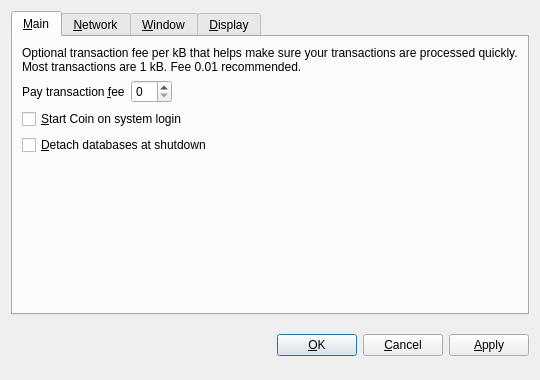
This is src/qt/forms/optionsdialog.ui in NobleCoinNOBL/noblecoin as Qt 5 draws it before an edit. The edited form follows.
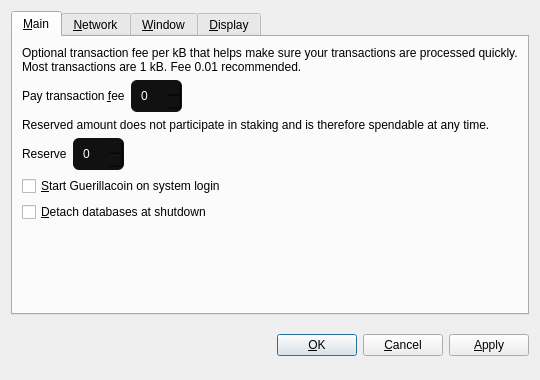
This is the edited form. The open tabs and pages were chosen to show the change. Icons and pictures are not drawn. Custom widgets are drawn as their Qt base class.

Commit message: Options Dialog Cleanup/Design

The edit to the form file:
```diff
--- a/src/qt/forms/optionsdialog.ui
+++ b/src/qt/forms/optionsdialog.ui
@@ -13,12 +13,350 @@
   <property name="windowTitle">
    <string>Options</string>
   </property>
+  <property name="styleSheet">
+   <string notr="true">QDialog, QFrame {
+	color: white;
+	background-color: #222;
+	border: none;
+}
+
+QLabel {
+	background-color: transparent;
+}
+
+QCheckBox {
+    color: white;
+}
+
+QFrame#central { background-color: #222; border: none }
+QFrame#frame, QFrame#frame_2, QFrame#frame_3 {
+	background-color: #111;
+	border-style: plain;
+	border-width: 20px;
+	border-radius: 20px;
+	border-color: #111;
+	min-width: 10em;
+	padding: 6px;
+}
+QLabel[openExternalLinks=true], QHeaderView { color: #ecb412; }
+QLabel[openExternalLinks=false] { color: white; font-weight:normal; }
+QPushButton, QToolButton {
+	border: 4px solid #111;
+	border-radius: 12px;
+	background-color: #111;
+	color: white;
+	padding: 6px;
+	margin: 6px;
+}
+QPushButton:pressed, QToolButton:checked {
+	color: #ecb412;
+}
+QPushButton:pressed, QToolButton:pressed {
+	border-color: #ecb412;
+	color: #ecb412;
+}
+QPushButton:disabled, QToolButton:disabled {
+	color: #444;
+	background-color: #222;
+}
+
+
+#scrollAreaWidgetContents QToolButton {
+	border-radius: 8px;
+	border-width: 0px;
+}
+
+/* the background-color is overridden to transparent for mac os x 
+   due to the entire toolbar area not being drawable in a regular
+   QMainWindow
+*/
+QToolBar { background: #222; border: 0px solid black; padding: 3px; }
+
+QToolBar::handle { image: url(handle.png); }
+QStatusBar { background: #222; }
+QMenuBar { background: #222; }
+QMenuBar::item { background: #222; color: white; }
+
+#scrollAreaWidgetContents { background: #222 }
+#scrollAreaWidgetContents &gt; QFrame { background-color: #222; border-width: 0px; border-style: none; }
+
+QLineEdit {
+	border-radius: 6px;
+	border-width: 2px;
+	border-color: #222;
+	padding: 8px;
+	background-color: #111;
+	color: white;
+}
+
+QComboBox {
+	border-radius: 6px;
+	border-width: 0;
+	border-style: none;
+	padding: 8px;
+	background-color: #111;
+	color: white;
+}
+
+QComboBox::drop-down {
+	border-width: 0;
+	border-style: none;
+	background-color: #111;
+	color: white;
+}
+
+QTableView {
+	background: #111;
+	color: white;
+	border-style: none;
+	selection-background-color: #ecb412;
+    alternate-background-color: #222;
+	selection-color: #111;
+	border: 0px solid black;
+}
+
+QHeaderView { color: #ecb412; background-color: #111; background-image: none; }
+QHeaderView::section { color: #ecb412; background-color: #222; }
+QHeaderView::section:checked { background-color: #111; }
+
+QTabWidget {
+	background: #111;
+}
+
+ QTabWidget::pane {
+     border-top: 2px solid #111;
+     border: 4px solid #111;
+     border-bottom-left-radius: 8px;
+     border-bottom-right-radius: 8px;
+     border-top-right-radius: 8px;
+	background: #111;
+ }
+
+ QTabWidget::tab-bar {
+     left: 5px; /* move to the right by 5px */
+ }
+
+ /* Style the tab using the tab sub-control. Note that
+     it reads QTabBar _not_ QTabWidget */
+ QTabBar::tab {
+     background: #111;
+     border: 4px solid #222;
+     border-bottom-color: #111; /* same as the pane color */
+     border-top-left-radius: 4px;
+     border-top-right-radius: 4px;
+     min-width: 8ex;
+     padding: 4px;
+     color: #888;
+ }
+
+ QTabBar::tab:selected, QTabBar::tab:hover {
+     color: #ecb412
+ }
+
+ QTabBar::tab:selected {
+     border-color: #111; /* same as pane color */
+     border-top-color: #ecb412;
+ }
+
+ QTabBar::tab:!selected {
+     margin-top: 2px; /* make non-selected tabs look smaller */
+ }
+
+ /* make use of negative margins for overlapping tabs */
+ QTabBar::tab:selected {
+     /* expand/overlap to the left and right by 4px */
+     margin-left: -4px;
+     margin-right: -4px;
+ }
+
+ QTabBar::tab:first:selected {
+     margin-left: 0; /* the first selected tab has nothing to overlap with on the left */
+ }
+
+ QTabBar::tab:last:selected {
+     margin-right: 0; /* the last selected tab has nothing to overlap with on the right */
+ }
+
+ QTabBar::tab:only-one {
+     margin: 0; /* if there is only one tab, we don't want overlapping margins */
+ }
+
+
+</string>
+  </property>
   <property name="modal">
    <bool>true</bool>
   </property>
   <layout class="QVBoxLayout" name="verticalLayout">
    <item>
     <widget class="QTabWidget" name="tabWidget">
+     <property name="autoFillBackground">
+      <bool>false</bool>
+     </property>
+     <property name="styleSheet">
+      <string notr="true">background-color: #222;
+
+QLabel {
+	background-color: transparent;
+}
+
+QCheckBox {
+    color: white;
+}
+
+QFrame#central { background-color: #222; border: none }
+QFrame#frame, QFrame#frame_2, QFrame#frame_3 {
+	background-color: #111;
+	border-style: plain;
+	border-width: 20px;
+	border-radius: 20px;
+	border-color: #111;
+	min-width: 10em;
+	padding: 6px;
+}
+QLabel[openExternalLinks=true], QHeaderView { color: #ecb412 }
+QLabel[openExternalLinks=false] { color: white; font-weight: normal }
+QPushButton, QToolButton {
+	border: 4px solid #111;
+	border-radius: 12px;
+	background-color: #111;
+	color: white;
+	padding: 6px;
+	margin: 6px;
+}
+QPushButton:pressed, QToolButton:checked {
+	color: #ecb412;
+}
+QPushButton:pressed, QToolButton:pressed {
+	border-color: #ecb412;
+	color: #ecb412;
+}
+QPushButton:disabled, QToolButton:disabled {
+	color: #444;
+	background-color: #222;
+}
+
+
+#scrollAreaWidgetContents QToolButton {
+	border-radius: 8px;
+	border-width: 0px;
+}
+
+/* the background-color is overridden to transparent for mac os x 
+   due to the entire toolbar area not being drawable in a regular
+   QMainWindow
+*/
+QToolBar { background: #222; border: 0px solid black; padding: 3px; }
+
+QToolBar::handle { image: url(handle.png); }
+QStatusBar { background: #222; }
+QMenuBar { background: #222; }
+QMenuBar::item { background: #222; color: white; }
+
+#scrollAreaWidgetContents { background: #222 }
+#scrollAreaWidgetContents &gt; QFrame { background-color: #222; border-width: 0px; border-style: none; }
+
+QLineEdit {
+	border-radius: 6px;
+	border-width: 2px;
+	border-color: #222;
+	padding: 8px;
+	background-color: #111;
+	color: white;
+}
+
+QComboBox {
+	border-radius: 6px;
+	border-width: 0;
+	border-style: none;
+	padding: 8px;
+	background-color: #111;
+	color: white;
+}
+
+QComboBox::drop-down {
+	border-width: 0;
+	border-style: none;
+	background-color: #111;
+	color: white;
+}
+
+QTableView {
+	background: #111;
+	color: white;
+	border-style: none;
+	selection-background-color: #ecb412;
+    alternate-background-color: #222;
+	selection-color: #111;
+	border: 0px solid black;
+}
+
+QHeaderView { color: #ecb412; background-color: #111; background-image: none; }
+QHeaderView::section { color: #ecb412; background-color: #222; }
+QHeaderView::section:checked { background-color: #111; }
+
+QTabWidget {
+	background: #111;
+}
+
+ QTabWidget::pane {
+     border-top: 2px solid #111;
+     border: 4px solid #111;
+     border-bottom-left-radius: 8px;
+     border-bottom-right-radius: 8px;
+     border-top-right-radius: 8px;
+	background: #111;
+ }
+
+ QTabWidget::tab-bar {
+     left: 5px; /* move to the right by 5px */
+ }
+
+ /* Style the tab using the tab sub-control. Note that
+     it reads QTabBar _not_ QTabWidget */
+ QTabBar::tab {
+     background: #111;
+     border: 4px solid #222;
+     border-bottom-color: #111; /* same as the pane color */
+     border-top-left-radius: 4px;
+     border-top-right-radius: 4px;
+     min-width: 8ex;
+     padding: 4px;
+     color: #888;
+ }
+
+ QTabBar::tab:selected, QTabBar::tab:hover {
+     color: #ecb412
+ }
+
+ QTabBar::tab:selected {
+     border-color: #111; /* same as pane color */
+     border-top-color: #ecb412;
+ }
+
+ QTabBar::tab:!selected {
+     margin-top: 2px; /* make non-selected tabs look smaller */
+ }
+
+ /* make use of negative margins for overlapping tabs */
+ QTabBar::tab:selected {
+     /* expand/overlap to the left and right by 4px */
+     margin-left: -4px;
+     margin-right: -4px;
+ }
+
+ QTabBar::tab:first:selected {
+     margin-left: 0; /* the first selected tab has nothing to overlap with on the left */
+ }
+
+ QTabBar::tab:last:selected {
+     margin-right: 0; /* the last selected tab has nothing to overlap with on the right */
+ }
+
+ QTabBar::tab:only-one {
+     margin: 0; /* if there is only one tab, we don't want overlapping margins */
+ }</string>
+     </property>
      <property name="tabPosition">
       <enum>QTabWidget::North</enum>
      </property>
@@ -26,6 +364,13 @@
       <number>1</number>
      </property>
      <widget class="QWidget" name="tabMain">
+      <property name="styleSheet">
+       <string notr="true">QToolTip {
+	color: white;
+	background-color: #222;
+}
+</string>
+      </property>
       <attribute name="title">
        <string>&amp;Main</string>
       </attribute>
@@ -59,10 +404,72 @@
           </widget>
          </item>
          <item>
-          <widget class="BitcoinAmountField" name="transactionFee"/>
+          <widget class="BitcoinAmountField" name="transactionFee">
+           <property name="styleSheet">
+            <string notr="true">	border-radius: 6px;
+	border-width: 0;
+	padding: 8px;
+	background-color: #111;
+	color: white;</string>
+           </property>
+          </widget>
          </item>
          <item>
-          <spacer name="horizontalSpacer_Main">
+          <spacer name="horizontalSpacerFee">
+           <property name="orientation">
+            <enum>Qt::Horizontal</enum>
+           </property>
+           <property name="sizeHint" stdset="0">
+            <size>
+             <width>40</width>
+             <height>20</height>
+            </size>
+           </property>
+          </spacer>
+         </item>
+        </layout>
+       </item>
+       <item>
+        <widget class="QLabel" name="reserveBalanceInfoLabel">
+         <property name="text">
+          <string>Reserved amount does not participate in staking and is therefore spendable at any time.</string>
+         </property>
+         <property name="textFormat">
+          <enum>Qt::PlainText</enum>
+         </property>
+         <property name="wordWrap">
+          <bool>true</bool>
+         </property>
+        </widget>
+       </item>
+       <item>
+        <layout class="QHBoxLayout" name="horizontalLayoutReserveBalance">
+         <item>
+          <widget class="QLabel" name="reserveBalanceLabel">
+           <property name="text">
+            <string>Reserve</string>
+           </property>
+           <property name="textFormat">
+            <enum>Qt::PlainText</enum>
+           </property>
+           <property name="buddy">
+            <cstring>reserveBalance</cstring>
+           </property>
+          </widget>
+         </item>
+         <item>
+          <widget class="BitcoinAmountField" name="reserveBalance">
+           <property name="styleSheet">
+            <string notr="true">	border-radius: 6px;
+	border-width: 0;
+	padding: 8px;
+	background-color: #111;
+	color: white;</string>
+           </property>
+          </widget>
+         </item>
+         <item>
+          <spacer name="horizontalSpacerReserveBalance">
            <property name="orientation">
             <enum>Qt::Horizontal</enum>
            </property>
@@ -82,7 +489,7 @@
           <string>Automatically start Coin after logging in to the system.</string>
          </property>
          <property name="text">
-          <string>&amp;Start Coin on system login</string>
+          <string>&amp;Start Guerillacoin on system login</string>
          </property>
         </widget>
        </item>
@@ -449,17 +856,18 @@
    <class>BitcoinAmountField</class>
    <extends>QSpinBox</extends>
    <header>bitcoinamountfield.h</header>
-  </customwidget>
-  <customwidget>
-   <class>QValueComboBox</class>
-   <extends>QComboBox</extends>
-   <header>qvaluecombobox.h</header>
+   <container>1</container>
   </customwidget>
   <customwidget>
    <class>QValidatedLineEdit</class>
    <extends>QLineEdit</extends>
    <header>qvalidatedlineedit.h</header>
   </customwidget>
+  <customwidget>
+   <class>QValueComboBox</class>
+   <extends>QComboBox</extends>
+   <header>qvaluecombobox.h</header>
+  </customwidget>
  </customwidgets>
  <resources/>
  <connections/>
```
Left out of the diff: 125 changed lines with no effect on the pictures.
